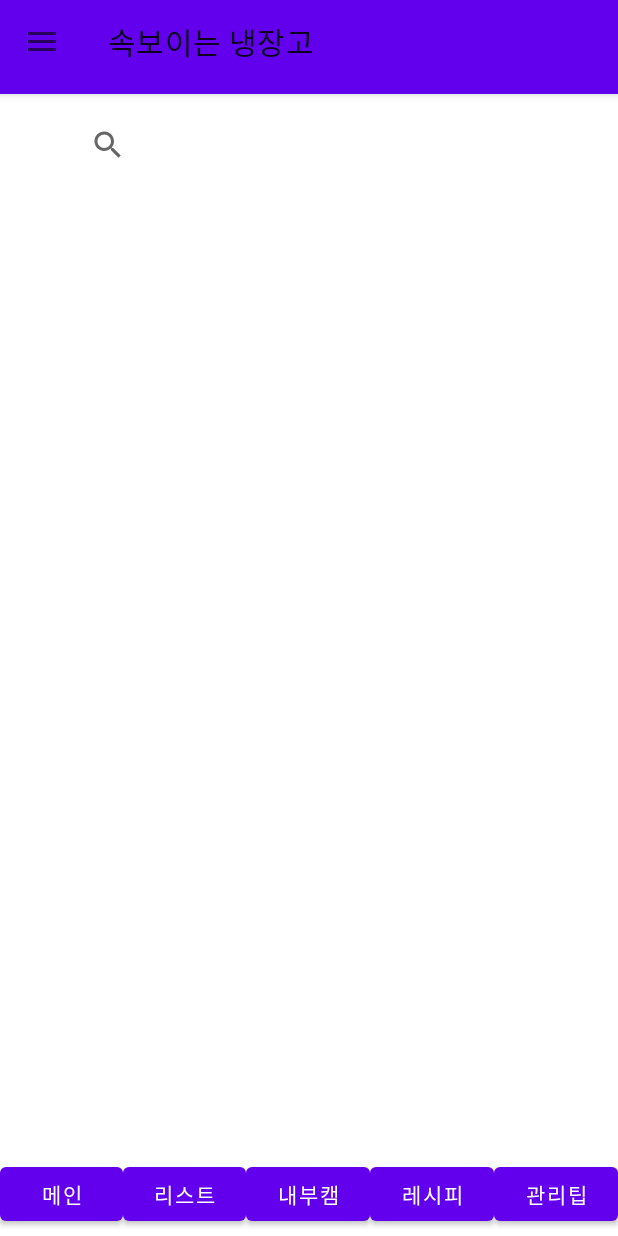
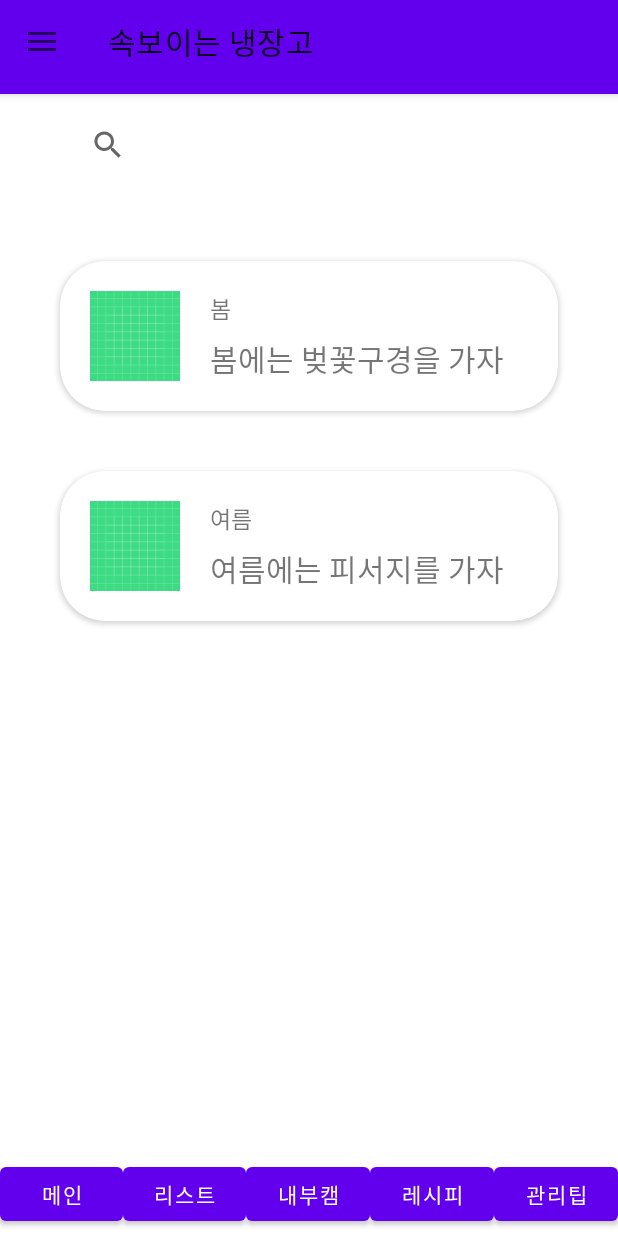
Before and after one commit to meerkatjin/ateam_app, an Android app: the fragment ManageTipFragment placed in its activity, on a phone screen of 412 x 824 dp. Run offline under Robolectric (Android 15) with nearby library versions, the phone set to English and light mode, and no system bars.

Commit message:
풀받으려고 함

```diff
--- a/Ateam_app/app/src/main/java/com/example/ateam_app/MangeTipPackage/ManageTipAddapter.java
+++ b/Ateam_app/app/src/main/java/com/example/ateam_app/MangeTipPackage/ManageTipAddapter.java
@@ -10,6 +10,7 @@ import android.widget.BaseAdapter;
 import android.widget.ImageView;
 import android.widget.SearchView;
 import android.widget.TextView;
+import android.widget.Toast;
 
 import androidx.annotation.NonNull;
 import androidx.recyclerview.widget.RecyclerView;
@@ -18,52 +19,62 @@ import com.example.ateam_app.R;
 
 import java.util.ArrayList;
 
-public class ManageTipAddapter extends BaseAdapter {
+public class ManageTipAddapter extends RecyclerView.Adapter<ManageTipAddapter.CustomViewHolder> {
 
-         Context context;
-    ArrayList<ManagaeDTO> dtos;
-    Point size;
-    LayoutInflater inflater;
+    private ArrayList<ManagaeDTO> dtos;
 
-    public ManageTipAddapter(Context context, ArrayList<ManagaeDTO> dtos, Point size) {
-        this.context = context;
+    public ManageTipAddapter(ArrayList<ManagaeDTO> dtos) {
         this.dtos = dtos;
-        this.size = size;
-
-        this.inflater = (LayoutInflater) context.getSystemService(Context.LAYOUT_INFLATER_SERVICE);
     }
 
-    public ManageTipAddapter(ManagaeDTO dto) {
+    //생성주기
+    @NonNull
+    @Override
+    public ManageTipAddapter.CustomViewHolder onCreateViewHolder(@NonNull ViewGroup parent, int viewType) {
+        View view = LayoutInflater.from(parent.getContext()).inflate(R.layout.fragment_manager_tip_item, parent, false);
+        CustomViewHolder holder = new CustomViewHolder(view);
+
+        return holder;
+    }
+
+
+    //추가 될떄 생명주기
+    @Override
+    public void onBindViewHolder(@NonNull ManageTipAddapter.CustomViewHolder holder, int position) {
+        holder.manage_tip_img.setImageResource(dtos.get(position).getManage_tip_img());
+        holder.manage_tip_sub.setText(dtos.get(position).getManage_tip_sub());
+        holder.manage_tip_context.setText(dtos.get(position).getManage_tip_context());
+
+        holder.itemView.setTag(position);
+        holder.itemView.setOnClickListener(new View.OnClickListener() {
+            @Override
+            public void onClick(View v) {
+                String curSub = holder.manage_tip_sub.getText().toString();
+                Toast.makeText(v.getContext(), curSub, Toast.LENGTH_SHORT).show();
+
+            }
+        });
 
     }
 
-    //addDTO
-    public void addDto(ManagaeDTO dto){
-
-        dtos.add(dto);
+    @Override
+    public int getItemCount() {
+        return (null != dtos ? dtos.size() : 0);
     }
 
+    public class CustomViewHolder extends RecyclerView.ViewHolder {
+        protected ImageView manage_tip_img;
+        protected TextView manage_tip_sub;
+        protected TextView manage_tip_context;
 
-    @Override
-    public int getCount() {
+        public CustomViewHolder(@NonNull View itemView) {
+            super(itemView);
+            this.manage_tip_img = (ImageView) itemView.findViewById(R.id.manage_tip_img);
+            this.manage_tip_context = (TextView) itemView.findViewById(R.id.manage_tip_context);
+            this.manage_tip_sub = (TextView) itemView.findViewById(R.id.manage_tip_sub);
 
-        return dtos.size();
-    }
-
-    @Override
-    public Object getItem(int position) {
-        return dtos.get(position);
-    }
-
-    @Override
-    public long getItemId(int position) {
-        return position;
-    }
-
-    @Override
-    public View getView(int position, View convertView, ViewGroup parent) {
-        return null;
-    }
+        }
+    }//CustmViewHolder Class
 
 
 }
--- a/Ateam_app/app/src/main/java/com/example/ateam_app/MangeTipPackage/ManageTipFragment.java
+++ b/Ateam_app/app/src/main/java/com/example/ateam_app/MangeTipPackage/ManageTipFragment.java
@@ -1,5 +1,6 @@
 package com.example.ateam_app.MangeTipPackage;
 
+import android.content.Context;
 import android.graphics.Point;
 import android.os.Bundle;
 
@@ -12,6 +13,7 @@ import android.view.View;
 import android.view.ViewGroup;
 import android.widget.LinearLayout;
 
+import com.example.ateam_app.MainActivity;
 import com.example.ateam_app.MainFragment;
 import com.example.ateam_app.R;
 
@@ -20,18 +22,26 @@ import java.util.ArrayList;
 
 public class ManageTipFragment extends Fragment  {
 
+
+    private ManageTipAddapter addapter;
+    private ManagaeDTO dto;
+    private ArrayList<ManagaeDTO> dtos;
     private RecyclerView recyclerView;
+    private RecyclerView.Adapter mAdapter;
+    private RecyclerView.LayoutManager mLayoutManager;
     private LinearLayoutManager linearLayoutManager;
-    ManageTipAddapter adapter;
-    ArrayList<ManagaeDTO> dtos;
-    ManagaeDTO dto;
-    Point size;
+
+
+    public ManageTipFragment() {
+
+    }
 
 
 
     @Override
     public void onCreate(Bundle savedInstanceState) {
         super.onCreate(savedInstanceState);
+
 
 
     }
@@ -41,7 +51,27 @@ public class ManageTipFragment extends Fragment  {
                              Bundle savedInstanceState) {
 
         ViewGroup viewGroup = (ViewGroup) inflater.inflate(R.layout.fragment_manage_tip, container, false);
-        recyclerView = viewGroup.findViewById(R.id.manageTipRecycleView);
+
+
+
+            Context context = viewGroup.getContext();
+            recyclerView = (RecyclerView) viewGroup.findViewById(R.id.manageTipRecycleView);
+
+            mLayoutManager = new LinearLayoutManager(context);
+            recyclerView.setLayoutManager(mLayoutManager);
+
+            dtos = new ArrayList<>();
+
+            addapter = new ManageTipAddapter(dtos);
+            recyclerView.setAdapter(addapter);
+
+            ManagaeDTO dto = new ManagaeDTO("봄", "봄에는 벚꽃구경을 가자", R.drawable.ic_launcher_background);
+            dtos.add(dto);
+            dto = new ManagaeDTO("여름", "여름에는 피서지를 가자", R.drawable.ic_launcher_background);
+            dtos.add(dto);
+
+            addapter.notifyDataSetChanged();
+
 
         return viewGroup;
     }
--- a/Ateam_app/app/src/main/res/layout/fragment_manage_tip.xml
+++ b/Ateam_app/app/src/main/res/layout/fragment_manage_tip.xml
@@ -43,7 +43,9 @@
         android:layout_width="match_parent"
         android:layout_height="match_parent"
         android:layout_weight="1"
-        android:orientation="horizontal">
+        android:orientation="horizontal"
+        android:padding="20dp"
+        >
 
         <androidx.recyclerview.widget.RecyclerView
             android:id="@+id/manageTipRecycleView"
--- a/Ateam_app/app/src/main/res/layout/fragment_manager_tip_item.xml
+++ b/Ateam_app/app/src/main/res/layout/fragment_manager_tip_item.xml
@@ -1,38 +1,53 @@
 <?xml version="1.0" encoding="utf-8"?>
-<RelativeLayout xmlns:android="http://schemas.android.com/apk/res/android"
+<androidx.cardview.widget.CardView xmlns:android="http://schemas.android.com/apk/res/android"
+    xmlns:app="http://schemas.android.com/apk/res-auto"
     android:orientation="vertical"
     android:background="#fff"
     android:layout_width="match_parent"
-    android:layout_height="150dp">
+    android:layout_height="wrap_content"
+    android:layout_margin="20dp"
+    app:cardCornerRadius="30dp">
+
+  <LinearLayout
+      android:layout_width="match_parent"
+      android:layout_height="wrap_content"
+      android:orientation="horizontal"
+      android:padding="20dp">
 
     <ImageView
         android:id="@+id/manage_tip_img"
-        android:src="@drawable/ic_launcher_foreground"
-        android:layout_marginStart="16dp"
-        android:layout_centerVertical="true"
-        android:layout_width="80dp"
-        android:layout_height="80dp"
-        android:layout_alignParentTop="true"
-        android:layout_marginLeft="16dp"
-        android:layout_marginTop="16dp" />
+        android:layout_width="60dp"
+        android:layout_height="60dp"
+        android:src="@mipmap/ic_launcher"
+        />
 
+  <FrameLayout
+      android:layout_width="match_parent"
+      android:layout_height="match_parent"
+      >
     <TextView
         android:id="@+id/manage_tip_context"
-        android:layout_width="279dp"
-        android:layout_height="85dp"
-        android:layout_alignParentBottom="true"
-        android:layout_marginStart="120dp"
-        android:layout_marginLeft="72dp"
-        android:layout_marginBottom="5dp"
-        android:textSize="18sp" />
+        android:layout_width="wrap_content"
+        android:layout_height="wrap_content"
+        android:layout_gravity="bottom"
+        android:layout_marginStart="20dp"
+        android:layout_marginLeft="20dp"
+        android:text="봄에는 벚꽃구경을 가자"
+        android:textSize="20sp" />
 
     <TextView
         android:id="@+id/manage_tip_sub"
-        android:layout_width="182dp"
-        android:layout_height="42dp"
-        android:layout_alignParentTop="true"
-        android:layout_marginStart="120dp"
-        android:layout_marginLeft="72dp"
-        android:layout_marginTop="14dp"
-        android:textSize="18sp" />
-</RelativeLayout>
+        android:layout_width="79dp"
+        android:layout_height="20dp"
+        android:layout_gravity="top"
+        android:layout_marginStart="20dp"
+        android:layout_marginLeft="20dp"
+        android:text="봄에는"
+        android:textSize="15sp" />
+
+  </FrameLayout>
+
+
+  </LinearLayout>
+
+</androidx.cardview.widget.CardView>
```
Also changed, not shown: Ateam_app/app/build.gradle (+8 -0 lines).
